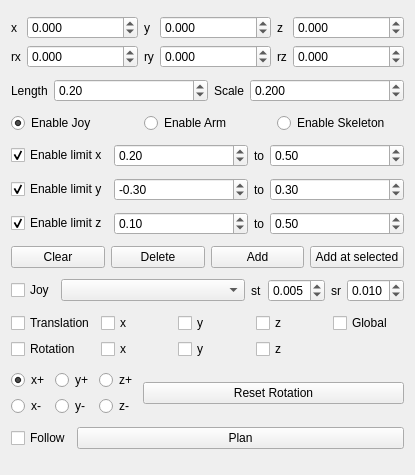
Above: rqt_interactive_probe/resource/InteractiveProbe.ui from hiveground-ros-package/hiveground_rqt before the change. Below: the same form after it.
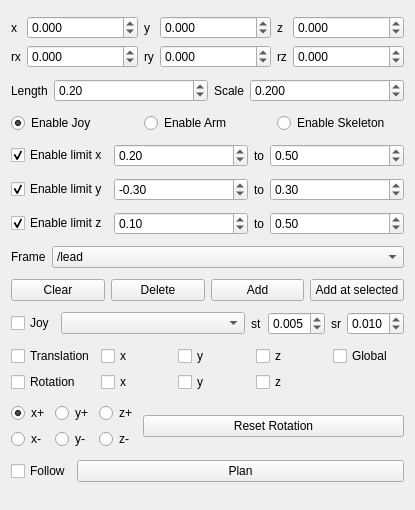
That is the form after the change.

Commit message: add frame selector (hard code)

What changed in the file:
```diff
--- a/rqt_interactive_probe/resource/InteractiveProbe.ui
+++ b/rqt_interactive_probe/resource/InteractiveProbe.ui
@@ -7,7 +7,7 @@
     <x>0</x>
     <y>0</y>
     <width>415</width>
-    <height>475</height>
+    <height>510</height>
    </rect>
   </property>
   <property name="sizePolicy">
@@ -529,6 +529,37 @@
      </item>
     </layout>
    </item>
+   <item>
+    <layout class="QHBoxLayout" name="horizontalLayout_11">
+     <item>
+      <widget class="QLabel" name="label_5">
+       <property name="text">
+        <string>Frame</string>
+       </property>
+      </widget>
+     </item>
+     <item>
+      <widget class="QComboBox" name="frame_combo_box">
+       <property name="sizePolicy">
+        <sizepolicy hsizetype="Expanding" vsizetype="Fixed">
+         <horstretch>0</horstretch>
+         <verstretch>0</verstretch>
+        </sizepolicy>
+       </property>
+       <item>
+        <property name="text">
+         <string>/lead</string>
+        </property>
+       </item>
+       <item>
+        <property name="text">
+         <string>/link6</string>
+        </property>
+       </item>
+      </widget>
+     </item>
+    </layout>
+   </item>
    <item>
     <layout class="QHBoxLayout" name="horizontalLayout_3">
      <item>
```
Left out of the diff: 2 changed lines with no effect on the pictures. The commit also changes 1 other file.
